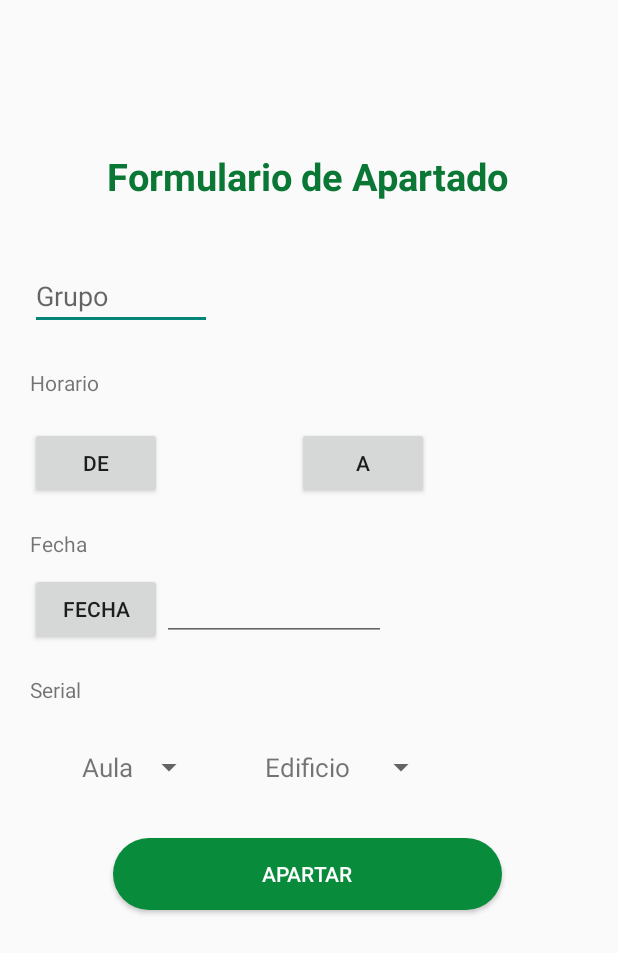
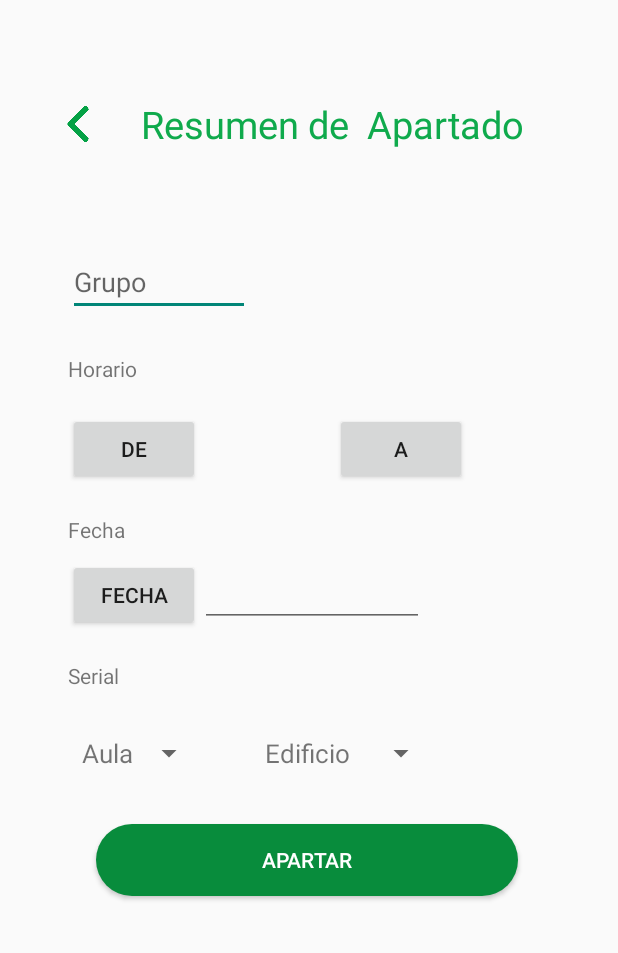
Before and after one commit to RossFueGa/AppAndroidUV, an Android app: the FormularioApartado screen opened directly, with no data from a screen before it, on a phone screen of 412 x 824 dp. Shown: the top 953 px of the screen. Run offline under Robolectric (Android 15) with nearby library versions, the phone set to English and light mode, and no system bars.

Commit message:
se actualiza el formulario de apartado

```diff
--- a/app/src/main/res/layout/activity_formulario_apartado.xml
+++ b/app/src/main/res/layout/activity_formulario_apartado.xml
@@ -1,5 +1,5 @@
 <?xml version="1.0" encoding="utf-8"?>
-<LinearLayout xmlns:android="http://schemas.android.com/apk/res/android"
+<RelativeLayout xmlns:android="http://schemas.android.com/apk/res/android"
     xmlns:app="http://schemas.android.com/apk/res-auto"
     xmlns:tools="http://schemas.android.com/tools"
     android:layout_width="match_parent"
@@ -16,16 +16,37 @@
         >
 
 
+        <LinearLayout
+            android:layout_width="match_parent"
+            android:layout_height="wrap_content"
+            android:layout_alignParentStart="true"
+            android:layout_alignParentTop="true"
+            android:layout_marginTop="45dp"
+            android:orientation="horizontal">
+
+            <ImageButton
+                android:layout_width="24dp"
+                android:layout_marginStart="20dp"
+                android:layout_height="24dp"
+                android:layout_gravity="center"
+                android:background="@drawable/espalda_verde"
+                />
+
             <TextView
-            android:id="@+id/texto_formulario"
                 android:layout_width="wrap_content"
                 android:layout_height="wrap_content"
-            android:layout_gravity="center"
-            android:layout_marginTop="40dp"
-            android:text="Formulario de Apartado"
-            android:textColor="#0A7735"
+                android:layout_marginStart="30dp"
+                android:gravity="center"
                 android:textSize="25dp"
-            android:textStyle="bold" />
+                android:textColor="@color/txtVerde"
+                android:text="Resumen de  Apartado" />
+        </LinearLayout>
+
+        <LinearLayout
+            android:layout_width="match_parent"
+            android:layout_height="537dp"
+            android:layout_margin="25dp"
+            android:orientation="vertical">
 
             <EditText
                 android:layout_width="121dp"
@@ -62,7 +83,8 @@
                 android:layout_width="wrap_content"
                 android:layout_height="wrap_content"
                 android:layout_marginTop="20dp"
-            android:text="Fecha"/>
+                android:text="Fecha" />
+
             <LinearLayout
                 android:layout_width="wrap_content"
                 android:layout_height="wrap_content"
@@ -71,18 +93,19 @@
                 <Button
                     android:layout_width="wrap_content"
                     android:layout_height="wrap_content"
-                android:text="Fecha"
-                />
+                    android:text="Fecha" />
 
                 <EditText
                     android:layout_width="149dp"
                     android:layout_height="wrap_content" />
             </LinearLayout>
+
             <TextView
                 android:layout_width="wrap_content"
                 android:layout_height="wrap_content"
                 android:layout_marginTop="20dp"
-            android:text="Serial"/>
+                android:text="Serial" />
+
             <LinearLayout
                 android:layout_width="wrap_content"
                 android:layout_height="wrap_content"
@@ -118,7 +141,7 @@
 
             <Button
                 android:id="@+id/btn_aceptar_apartado"
-            android:layout_width="259dp"
+                android:layout_width="281dp"
                 android:layout_height="wrap_content"
                 android:layout_gravity="center_horizontal"
                 android:layout_marginTop="35dp"
@@ -126,8 +149,9 @@
                 android:text="Apartar"
                 android:textColor="#ffffff" />
 
+        </LinearLayout>
 
 
     </LinearLayout>
 
-</LinearLayout>
+</RelativeLayout>
--- a/app/src/main/res/layout/fragment_detalle_apartado.xml
+++ b/app/src/main/res/layout/fragment_detalle_apartado.xml
@@ -26,9 +26,9 @@
         <TextView
             android:layout_width="wrap_content"
             android:layout_height="wrap_content"
-            android:layout_marginStart="60dp"
+            android:layout_marginStart="50dp"
             android:gravity="center"
-            android:textSize="22dp"
+            android:textSize="25dp"
             android:textColor="@color/txtVerde"
             android:text="Resumen de  Apartado" />
     </LinearLayout>
@@ -40,8 +40,8 @@
         android:layout_alignParentStart="true"
         android:layout_alignParentTop="true"
         android:padding="30dp"
-        android:layout_marginStart="15dp"
-        android:layout_marginEnd="15dp"
+        android:layout_marginStart="25dp"
+        android:layout_marginEnd="20dp"
         android:layout_marginTop="125dp"
         android:orientation="vertical">
 
```
Lines whose indentation alone changed are shown as unchanged.
